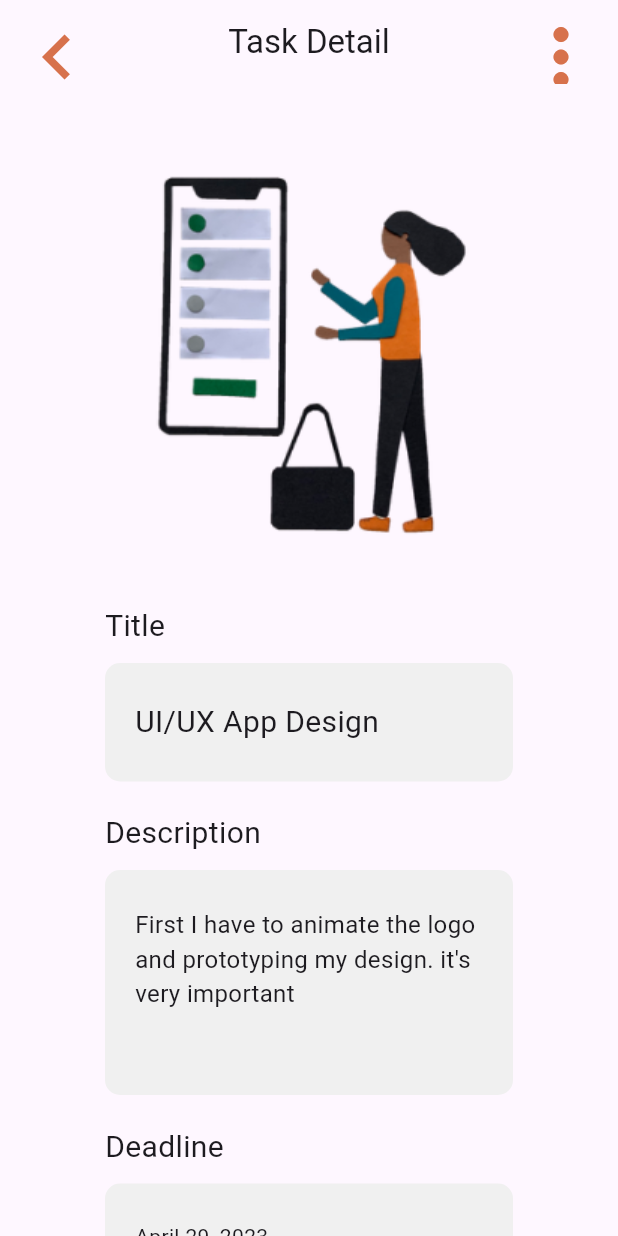
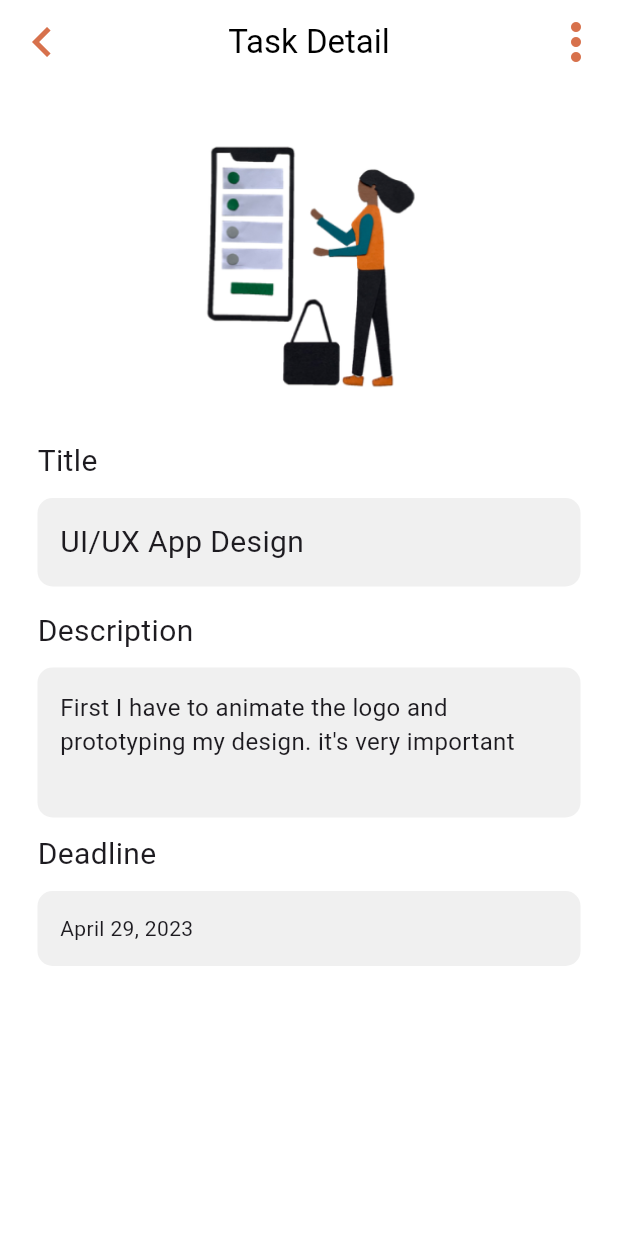
Before and after one commit to nasifayc/gdsc_study_session_g1, a Flutter app: the HomePage screen opened directly, on a phone screen of 412 x 824 dp. Run offline on Flutter 3.47's test engine with Material 3 defaults, Android fonts, the phone set to English and light mode, and no system bars.

Commit message:
Modifying with Routing and Navigation

```diff
--- a/Dart-Tasks/ToDo/todo_app/lib/iphone14_2.dart
+++ b/Dart-Tasks/ToDo/todo_app/lib/iphone14_2.dart
@@ -1,22 +1,4 @@
 import 'package:flutter/material.dart';
-
-void main() => runApp(const MyApp());
-
-class MyApp extends StatelessWidget {
-  const MyApp({super.key});
-  @override
-  Widget build(context) {
-    return MaterialApp(
-      debugShowCheckedModeBanner: false,
-      title: 'Task List',
-      theme: ThemeData(
-        colorScheme: ColorScheme.fromSeed(seedColor: Colors.white),
-        useMaterial3: true,
-      ),
-      home: const HomePage(title: 'Task Detail'),
-    );
-  }
-}
 
 class HomePage extends StatefulWidget {
   const HomePage({super.key, required this.title});
@@ -31,15 +13,22 @@ class _HomePageState extends State<HomePage> {
   Widget build(BuildContext contex) {
     final double screenWidth = MediaQuery.of(context).size.width;
     return Scaffold(
+      backgroundColor: Colors.white,
       appBar: AppBar(
         elevation: 0,
-        title: Text(widget.title),
+        title: Text(
+          widget.title,
+          style: const TextStyle(color: Colors.black),
+        ),
         centerTitle: true,
-        leading: const IconButton(
-          onPressed: null,
-          icon: Icon(
+        backgroundColor: Theme.of(context).colorScheme.onPrimary,
+        leading: IconButton(
+          onPressed: () {
+            Navigator.pop(context);
+          },
+          icon: const Icon(
             Icons.chevron_left,
-            size: 60,
+            size: 40,
             color: Color.fromARGB(255, 215, 113, 76),
           ),
         ),
@@ -48,7 +37,7 @@ class _HomePageState extends State<HomePage> {
             onPressed: null,
             icon: Icon(
               Icons.more_vert,
-              size: 60,
+              size: 40,
               color: Color.fromARGB(255, 215, 113, 76),
             ),
           ),
@@ -58,10 +47,10 @@ class _HomePageState extends State<HomePage> {
         crossAxisAlignment: CrossAxisAlignment.start,
         children: [
           Center(
-            child: Image.asset('assets/images/shopping-list 1.png', width: 307),
+            child: Image.asset('assets/images/shopping-list 1.png', width: 207),
           ),
           Padding(
-            padding: const EdgeInsets.only(left: 70, right: 70, top: 40),
+            padding: const EdgeInsets.only(left: 25, right: 25, top: 30),
             child:
                 Column(crossAxisAlignment: CrossAxisAlignment.start, children: [
               const Text(
@@ -73,7 +62,7 @@ class _HomePageState extends State<HomePage> {
               ),
               Container(
                 width: screenWidth,
-                padding: const EdgeInsets.only(left: 20, top: 25, bottom: 25),
+                padding: const EdgeInsets.all(15),
                 decoration: const BoxDecoration(
                     color: Color.fromARGB(255, 240, 240, 240),
                     borderRadius: BorderRadius.all(Radius.circular(10))),
@@ -83,7 +72,7 @@ class _HomePageState extends State<HomePage> {
                 ),
               ),
               const SizedBox(
-                height: 20,
+                height: 15,
               ),
               const Text(
                 'Description',
@@ -94,9 +83,8 @@ class _HomePageState extends State<HomePage> {
               ),
               Container(
                 width: screenWidth,
-                height: 150,
-                padding: const EdgeInsets.only(
-                    left: 20, top: 25, bottom: 25, right: 20),
+                height: 100,
+                padding: const EdgeInsets.all(15),
                 decoration: const BoxDecoration(
                     color: Color.fromARGB(255, 240, 240, 240),
                     borderRadius: BorderRadius.all(Radius.circular(10))),
@@ -106,7 +94,7 @@ class _HomePageState extends State<HomePage> {
                 ),
               ),
               const SizedBox(
-                height: 20,
+                height: 10,
               ),
               const Text(
                 'Deadline',
@@ -117,8 +105,7 @@ class _HomePageState extends State<HomePage> {
               ),
               Container(
                 width: screenWidth,
-                padding: const EdgeInsets.only(
-                    left: 20, top: 25, bottom: 25, right: 20),
+                padding: const EdgeInsets.all(15),
                 decoration: const BoxDecoration(
                     color: Color.fromARGB(255, 240, 240, 240),
                     borderRadius: BorderRadius.all(Radius.circular(10))),
```
Also changed, not shown: Dart-Tasks/ToDo/todo_app/lib/frame1.dart (+33 -40 lines), Dart-Tasks/ToDo/todo_app/lib/iphone14_1.dart (+20 -27 lines), Dart-Tasks/ToDo/todo_app/lib/main.dart (+17 -8 lines).
